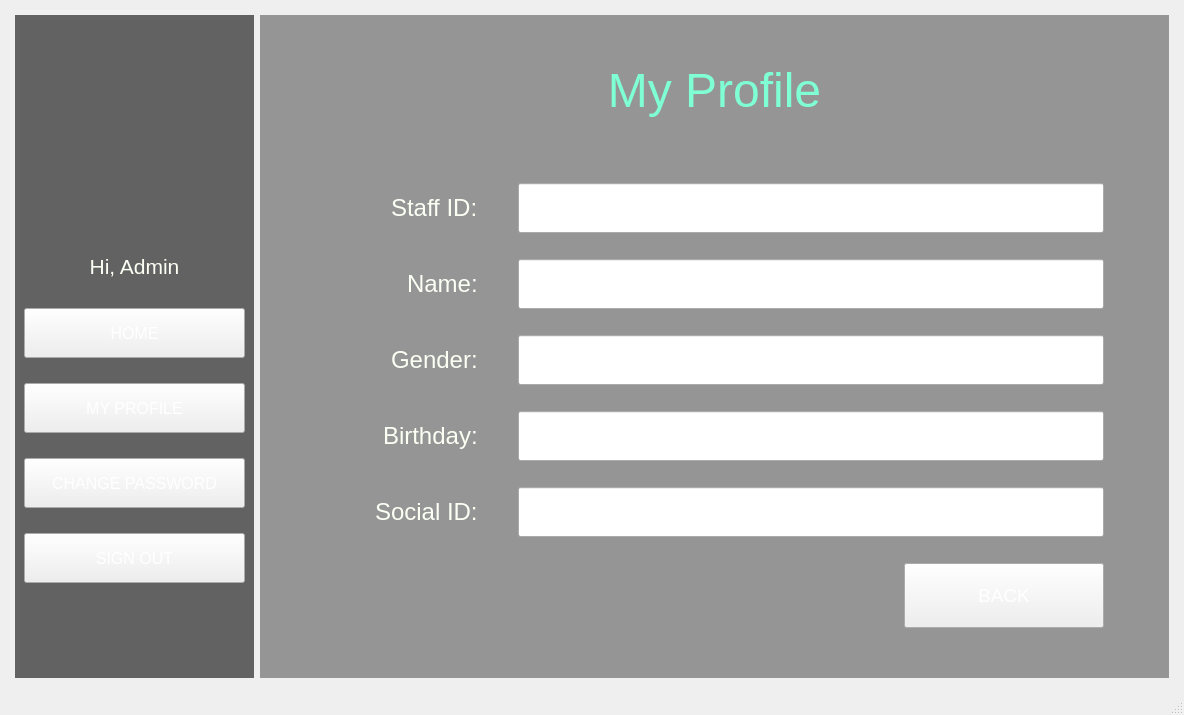
The window that StudentManagementSystem/mainwindow.ui (BuhDuy256/Student-Management-GROUP6-KTLT-23CLC03) describes before a commit, drawn with Qt 5.
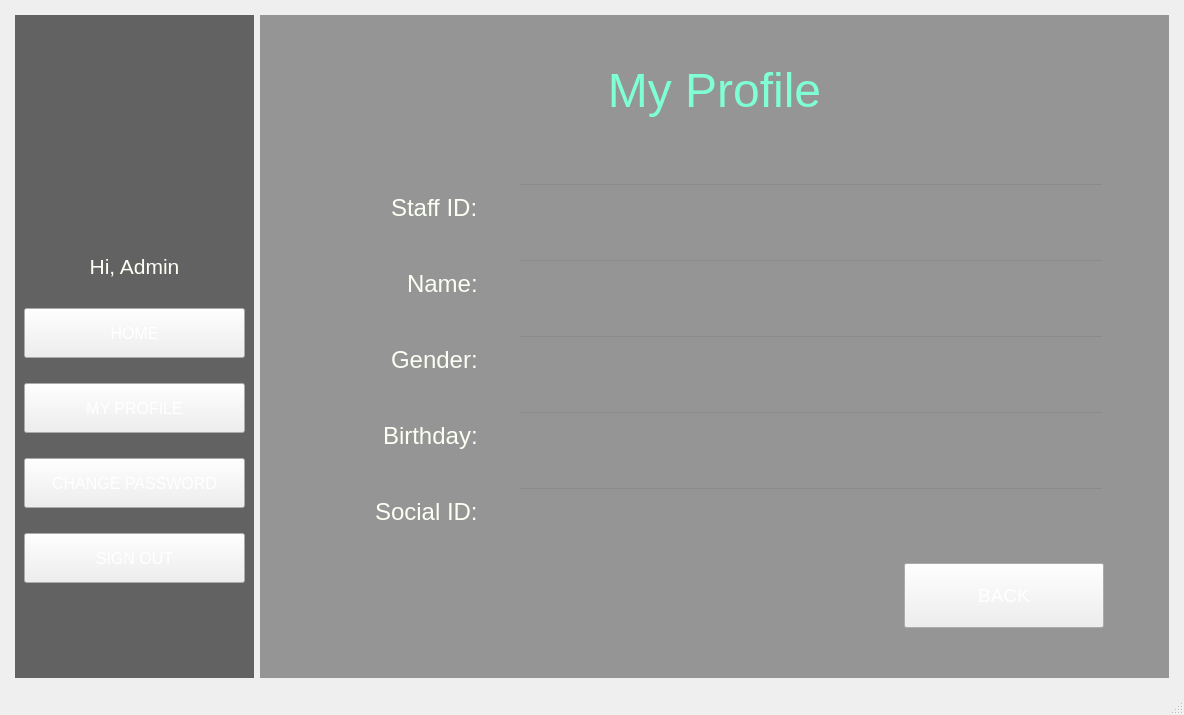
The same window after the commit. The open tabs and pages were chosen to show the change. Icons and pictures are not drawn.

Commit message: Change background to transparent

What changed in the file:
```diff
--- a/StudentManagementSystem/mainwindow.ui
+++ b/StudentManagementSystem/mainwindow.ui
@@ -1820,7 +1820,8 @@
                </font>
               </property>
               <property name="styleSheet">
-               <string notr="true">color: #FBFFF4;</string>
+               <string notr="true">color: #FBFFF4;
+background-color: transparent;</string>
               </property>
               <property name="readOnly">
                <bool>true</bool>
@@ -1865,7 +1866,8 @@
                </font>
               </property>
               <property name="styleSheet">
-               <string notr="true">color: #FBFFF4;</string>
+               <string notr="true">color: #FBFFF4;
+background-color: transparent;</string>
               </property>
               <property name="readOnly">
                <bool>true</bool>
@@ -1910,7 +1912,8 @@
                </font>
               </property>
               <property name="styleSheet">
-               <string notr="true">color: #FBFFF4;</string>
+               <string notr="true">color: #FBFFF4;
+background-color: transparent;</string>
               </property>
               <property name="readOnly">
                <bool>true</bool>
@@ -1955,7 +1958,8 @@
                </font>
               </property>
               <property name="styleSheet">
-               <string notr="true">color: #FBFFF4;</string>
+               <string notr="true">color: #FBFFF4;
+background-color: transparent;</string>
               </property>
               <property name="readOnly">
                <bool>true</bool>
@@ -2000,7 +2004,8 @@
                </font>
               </property>
               <property name="styleSheet">
-               <string notr="true">color: #FBFFF4;</string>
+               <string notr="true">color: #FBFFF4;
+background-color: transparent;</string>
               </property>
               <property name="readOnly">
                <bool>true</bool>
```
Left out of the diff: 33 changed lines with no effect on the pictures.
